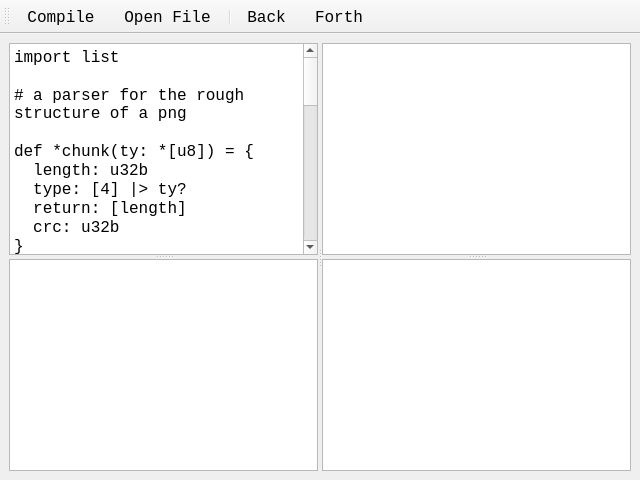
Before: the Qt Designer form tools/ylliab/yphbtwindow.ui in 8051Enthusiast/yabo, drawn with Qt 5.
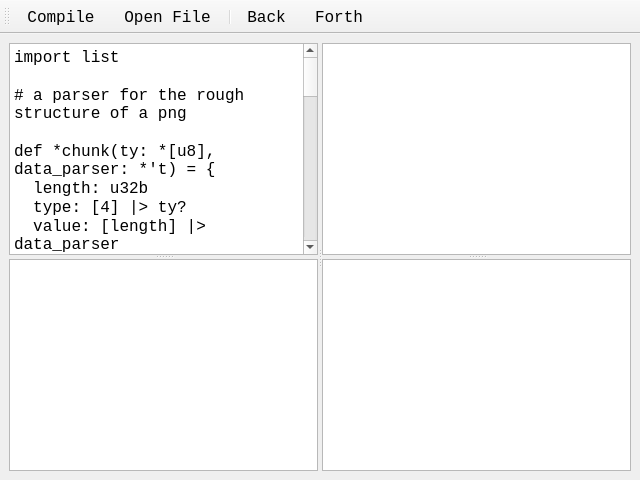
After: the same form once the commit is applied. Custom widgets are drawn as their Qt base class.

Commit message: ylliab: update yphbt example

Diff of the .ui file:
```diff
--- a/tools/ylliab/yphbtwindow.ui
+++ b/tools/ylliab/yphbtwindow.ui
@@ -36,10 +36,10 @@
 
 # a parser for the rough structure of a png
 
-def *chunk(ty: *[u8]) = {
+def *chunk(ty: *[u8], data_parser: *'t) = {
   length: u32b
   type: [4] |&gt; ty?
-  return: [length]
+  value: [length] |&gt; data_parser
   crc: u32b
 }
 
@@ -53,18 +53,24 @@
   interlace_method: u8
 }
 
+def *rgb = {
+  red: u8
+  green: u8
+  blue: u8
+}
+
 export
 def *main = {
   [1], /PNG/, /\r\n/, /\x1A/, /\n/
 
-  header: chunk(/IHDR/)! |&gt; head
+  header: chunk(/IHDR/, head)!
 
   chunks: list.list({
-    | palette: chunk(/PLTE/)?
-    | data: chunk(/IDAT/)?
-    | optional: chunk(/[a-z]/)?
+    | palette: chunk(/PLTE/, rgb[..])?
+    | data: chunk(/IDAT/, [..])?
+    | optional: chunk(/[a-z].{3}/, [..])?
   })
-  chunk(/IEND/)!
+  end: chunk(/IEND/, nil)!
 }
 </string>
         </property>
```
